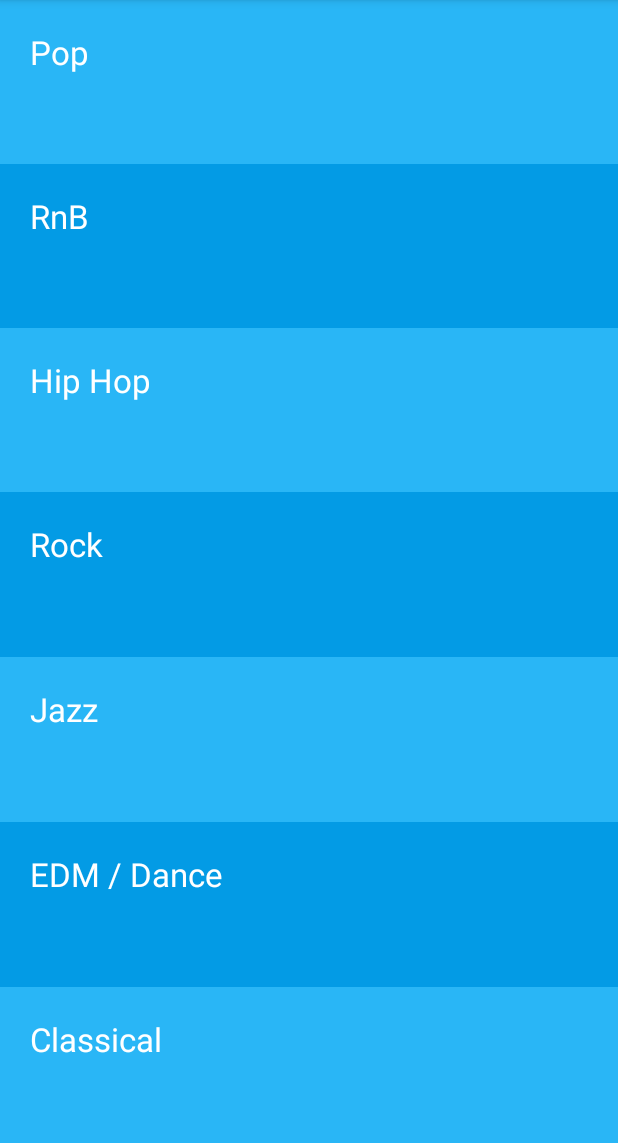
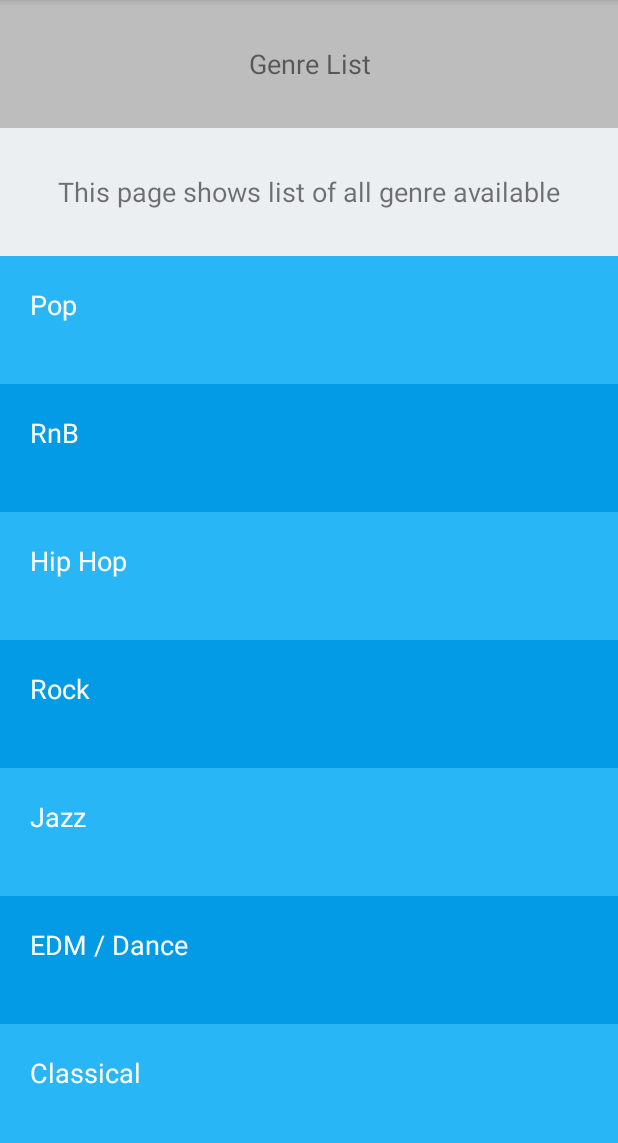
Before and after one commit to AshutoshSadana/AndroidPractice, an Android app: the screen it shows after launch (MainActivity), on a phone screen of 412 x 824 dp, the part 84-1227 px from its top. Run offline under Robolectric (Android 15) with nearby library versions, the phone set to English and light mode, and no system bars.

Commit message:
Changes to create textview lable at each activity

```diff
--- a/MusicApp/app/src/main/AndroidManifest.xml
+++ b/MusicApp/app/src/main/AndroidManifest.xml
@@ -5,9 +5,9 @@
     <application
         android:allowBackup="true"
         android:icon="@mipmap/icon"
-        android:label="@string/app_name"
         android:roundIcon="@mipmap/icon"
         android:supportsRtl="true"
+        android:label="@string/app_name"
         android:theme="@style/AppTheme">
         <activity android:name=".MainActivity">
             <intent-filter>
@@ -16,7 +16,8 @@
                 <category android:name="android.intent.category.LAUNCHER" />
             </intent-filter>
         </activity>
-        <activity android:name=".GenreActivity"/>
+        <activity android:name=".GenreActivity"
+            android:label="Genres"/>
         <activity android:name=".TrackDetailsActivity"
             android:label="Track Details"/>
         <activity android:name=".PaymentActivity"
--- a/MusicApp/app/src/main/java/com/android/ashutosh_sadana/musicapp_v1/MainActivity.java
+++ b/MusicApp/app/src/main/java/com/android/ashutosh_sadana/musicapp_v1/MainActivity.java
@@ -17,7 +17,7 @@ public class MainActivity extends AppCompatActivity {
 
         ViewGroup group = (ViewGroup)findViewById(R.id.genre_list_layout);
         View v;
-        for(int i = 0; i < group.getChildCount(); i++) {
+        for(int i = 1; i < group.getChildCount(); i++) {
             v = group.getChildAt(i);
             if(v instanceof TextView) {
                 v.setOnClickListener(new View.OnClickListener(){
--- a/MusicApp/app/src/main/res/layout/activity_genre.xml
+++ b/MusicApp/app/src/main/res/layout/activity_genre.xml
@@ -8,6 +8,12 @@
     android:paddingTop="16dp"
     android:orientation="vertical"
     android:background="@drawable/background">
+    <TextView
+        style="@style/label"
+        android:background="#BDBDBD"
+        android:text="@string/genre_detail_lable"
+        />
+
     <TextView
         style="@style/text_view"
         android:text="@string/genre_page_explanation"/>
--- a/MusicApp/app/src/main/res/layout/activity_main.xml
+++ b/MusicApp/app/src/main/res/layout/activity_main.xml
@@ -8,11 +8,26 @@
     android:orientation="vertical"
     tools:context="com.android.ashutosh_sadana.musicapp_v1.MainActivity">
 
+
+  <TextView
+        style="@style/label"
+        android:background="#BDBDBD"
+        android:textSize="18sp"
+        android:text="@string/genre_lable"
+        />
+
+    <TextView
+        style="@style/label"
+        android:background="#ECEFF1"
+        android:text="@string/genre_text_lable"
+        />
+
     <TextView
         android:id="@+id/genre_1_text_view"
         style="@style/genre_list"
         android:background="@color/listColorOdd"
-        android:text="@string/genre_1_text" />
+        android:text="@string/genre_1_text"
+        />
 
     <TextView
         android:id="@+id/genre_2_text_view"
--- a/MusicApp/app/src/main/res/layout/activity_payment.xml
+++ b/MusicApp/app/src/main/res/layout/activity_payment.xml
@@ -9,6 +9,12 @@
     android:paddingTop="16dp"
     android:orientation="vertical"
     android:background="@drawable/background">
+
+    <TextView
+        style="@style/label"
+        android:background="#BDBDBD"
+        android:text="@string/payment_lable"
+        />
 
     <TextView
         style="@style/text_view"
--- a/MusicApp/app/src/main/res/layout/activity_track_details.xml
+++ b/MusicApp/app/src/main/res/layout/activity_track_details.xml
@@ -9,6 +9,12 @@
     android:paddingTop="16dp"
     android:orientation="vertical"
     android:background="@drawable/background">
+
+    <TextView
+        style="@style/label"
+        android:background="#BDBDBD"
+        android:text="@string/track_detail_lable"
+        />
 
     <TextView
         style="@style/text_view"
--- a/MusicApp/app/src/main/res/values/strings.xml
+++ b/MusicApp/app/src/main/res/values/strings.xml
@@ -23,4 +23,9 @@
     <string name="pay_button">Payment</string>
     <string name="buy_now_button">Buy Now!!</string>
     <string name="back_stream_button">Stream Song Again</string>
+    <string name="genre_text_lable">This page shows list of all genre available</string>
+    <string name="genre_lable">Genre List</string>
+    <string name="genre_detail_lable">Genre Details </string>
+    <string name="track_detail_lable">Song Details</string>
+    <string name="payment_lable">Payment Details</string>
 </resources>
--- a/MusicApp/app/src/main/res/values/styles.xml
+++ b/MusicApp/app/src/main/res/values/styles.xml
@@ -14,7 +14,16 @@
         <item name="android:layout_width">match_parent</item>
         <item name="android:textColor">#FFFFFF</item>
         <item name="android:padding">20dp</item>
-        <item name="android:textAppearance">?android:textAppearanceLarge</item>
+        <item name="android:textAppearance">?android:textAppearanceMedium</item>
+    </style>
+
+    <style name="label">
+        <item name="android:layout_height">0dp</item>
+        <item name="android:layout_weight">1</item>
+        <item name="android:layout_width">match_parent</item>
+        <item name="android:padding">14dp</item>
+        <item name="android:gravity">center</item>
+        <item name="android:textSize">18sp</item>
     </style>
 
 
```
Also changed, not shown: 1 other file.
